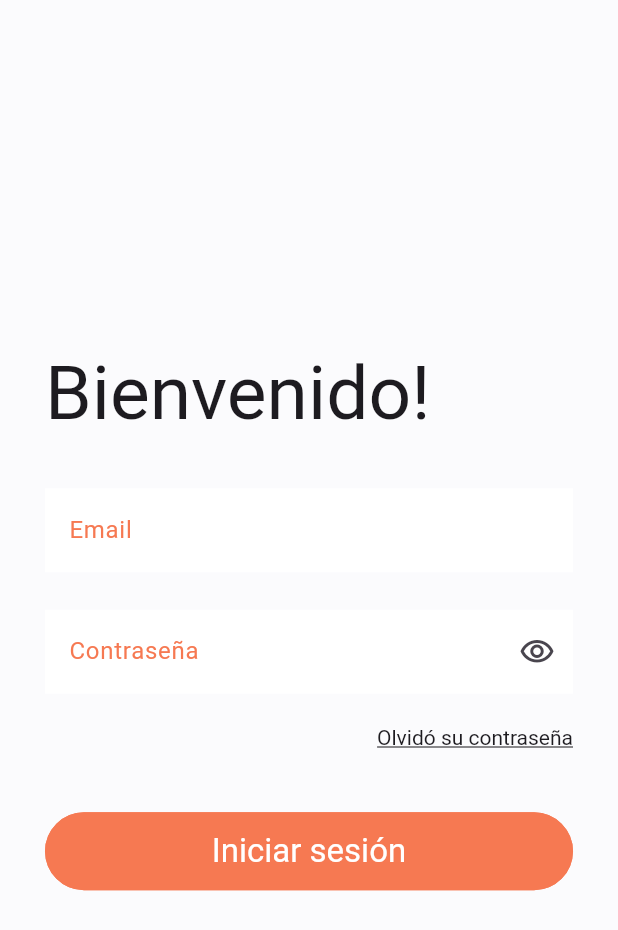
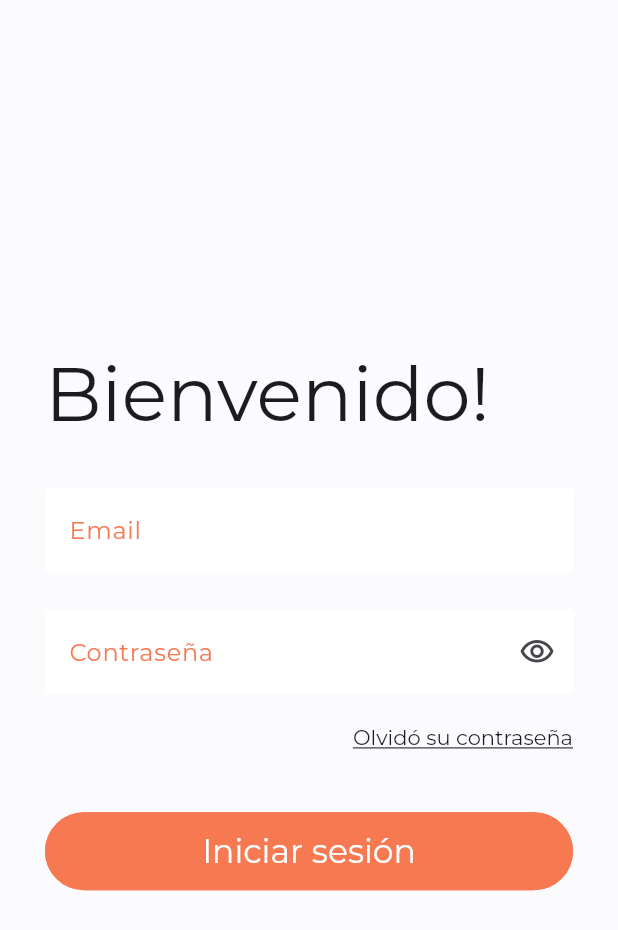
Before and after one commit to stivengm/prueba_tecnica_inlaze, a Flutter app: the screen it shows after launch, on a phone screen of 412 x 824 dp. Shown: the top 930 px of the screen. Run offline on Flutter 3.47's test engine with Material 3 defaults, Android fonts, the phone set to English and light mode, and no system bars; our stand-ins replace google_fonts.

Commit message:
FIX - Ajuste de tipo de letra para el app.

```diff
--- /dev/null
+++ b/lib/core/config/theme/app_theme.dart
@@ -0,0 +1,14 @@
+import 'package:flutter/material.dart';
+import 'package:google_fonts/google_fonts.dart';
+
+class AppTheme {
+
+  ThemeData theme(TextTheme textTheme) {
+    return ThemeData(
+      textTheme: GoogleFonts.montserratTextTheme(textTheme),
+      colorScheme: ColorScheme.fromSeed(seedColor: Colors.deepPurple),
+      useMaterial3: true,
+    );
+  }
+
+}
--- a/lib/main.dart
+++ b/lib/main.dart
@@ -1,5 +1,6 @@
 import 'package:flutter/material.dart';
 import 'package:prueba_tecnica_inlaze/core/config/app_paths.dart';
+import 'package:prueba_tecnica_inlaze/core/config/theme/app_theme.dart';
 
 void main() {
   runApp(const MyApp());
@@ -10,13 +11,11 @@ class MyApp extends StatelessWidget {
 
   @override
   Widget build(BuildContext context) {
+    final textTheme = Theme.of(context).textTheme;
     return MaterialApp(
       title: 'Flutter Demo',
       debugShowCheckedModeBanner: false,
-      theme: ThemeData(
-        colorScheme: ColorScheme.fromSeed(seedColor: Colors.deepPurple),
-        useMaterial3: true,
-      ),
+      theme: AppTheme().theme(textTheme),
       routes: routesApp(),
       initialRoute: 'login'
     );
--- a/pubspec.yaml
+++ b/pubspec.yaml
@@ -35,6 +35,8 @@ dependencies:
   # The following adds the Cupertino Icons font to your application.
   # Use with the CupertinoIcons class for iOS style icons.
   cupertino_icons: ^1.0.6
+  http: ^1.2.1
+  google_fonts: ^6.2.1
 
 dev_dependencies:
   flutter_test:
```
Also changed, not shown: pubspec.lock.
